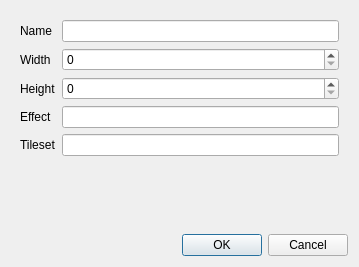
This is crafter/workshop/newlayerdialog.ui in crafter2d/crafter2d as Qt 5 draws it before an edit. The edited form follows.
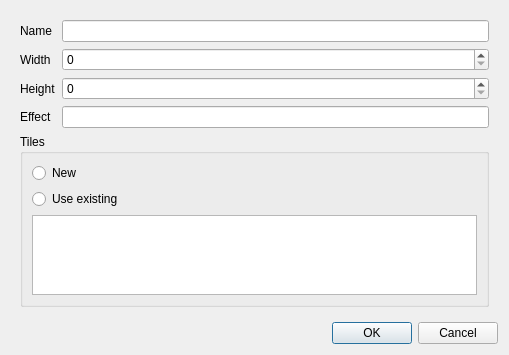
This is the edited form.

Commit message: * implemented World and TileSet content loaders * relocating demo content to new demo folder structure * improvements to Crafter Workshop application for the new folder structure

What changed in the file:
```diff
--- a/crafter/workshop/newlayerdialog.ui
+++ b/crafter/workshop/newlayerdialog.ui
@@ -6,27 +6,23 @@
    <rect>
     <x>0</x>
     <y>0</y>
-    <width>359</width>
-    <height>267</height>
+    <width>509</width>
+    <height>355</height>
    </rect>
   </property>
   <property name="windowTitle">
    <string>Dialog</string>
   </property>
-  <layout class="QVBoxLayout" name="verticalLayout">
+  <layout class="QVBoxLayout" name="verticalLayout_2">
    <item>
     <widget class="QWidget" name="widget" native="true">
-     <layout class="QFormLayout" name="formLayout">
-      <item row="0" column="0">
-       <widget class="QLabel" name="label_3">
-        <property name="text">
-         <string>Name</string>
-        </property>
-       </widget>
-      </item>
+     <layout class="QGridLayout" name="gridLayout">
       <item row="0" column="1">
        <widget class="QLineEdit" name="editName"/>
       </item>
+      <item row="1" column="1">
+       <widget class="QSpinBox" name="spinWidth"/>
+      </item>
       <item row="1" column="0">
        <widget class="QLabel" name="label">
         <property name="text">
@@ -34,8 +30,12 @@
         </property>
        </widget>
       </item>
-      <item row="1" column="1">
-       <widget class="QSpinBox" name="spinWidth"/>
+      <item row="0" column="0">
+       <widget class="QLabel" name="label_3">
+        <property name="text">
+         <string>Name</string>
+        </property>
+       </widget>
       </item>
       <item row="2" column="0">
        <widget class="QLabel" name="label_2">
@@ -57,16 +57,38 @@
       <item row="3" column="1">
        <widget class="QLineEdit" name="editEffect"/>
       </item>
-      <item row="4" column="0">
-       <widget class="QLabel" name="label_5">
-        <property name="text">
-         <string>Tileset</string>
+      <item row="4" column="0" colspan="2">
+       <widget class="QGroupBox" name="groupBox">
+        <property name="title">
+         <string>Tiles</string>
         </property>
+        <layout class="QVBoxLayout" name="verticalLayout">
+         <item>
+          <widget class="QRadioButton" name="radioButton">
+           <property name="text">
+            <string>New</string>
+           </property>
+           <attribute name="buttonGroup">
+            <string notr="true">TileRadioGroup</string>
+           </attribute>
+          </widget>
+         </item>
+         <item>
+          <widget class="QRadioButton" name="radioExisting">
+           <property name="text">
+            <string>Use existing</string>
+           </property>
+           <attribute name="buttonGroup">
+            <string notr="true">TileRadioGroup</string>
+           </attribute>
+          </widget>
+         </item>
+         <item>
+          <widget class="QListView" name="listView"/>
+         </item>
+        </layout>
        </widget>
       </item>
-      <item row="4" column="1">
-       <widget class="QLineEdit" name="editTileset"/>
-      </item>
      </layout>
     </widget>
    </item>
```
Left out of the diff: 3 changed lines with no effect on the pictures. The commit also changes 261 other files.
